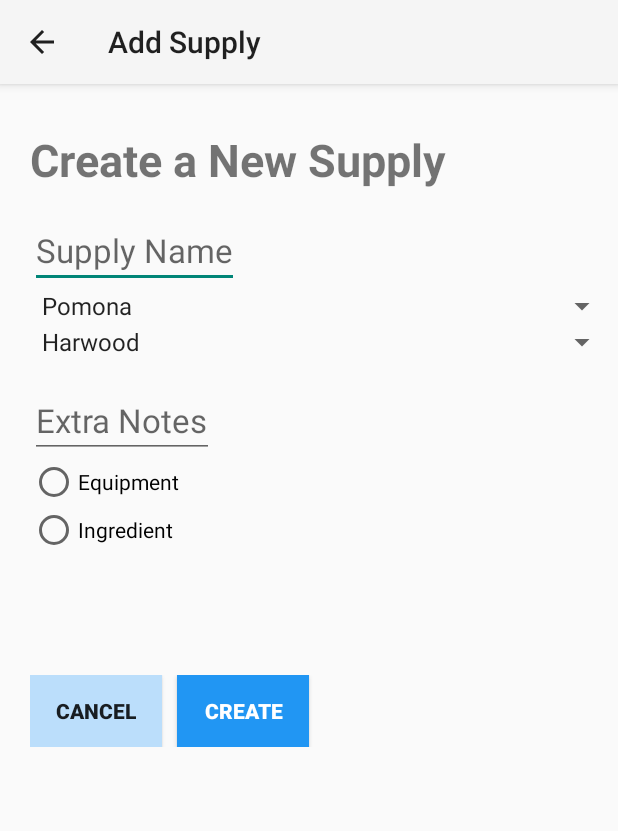
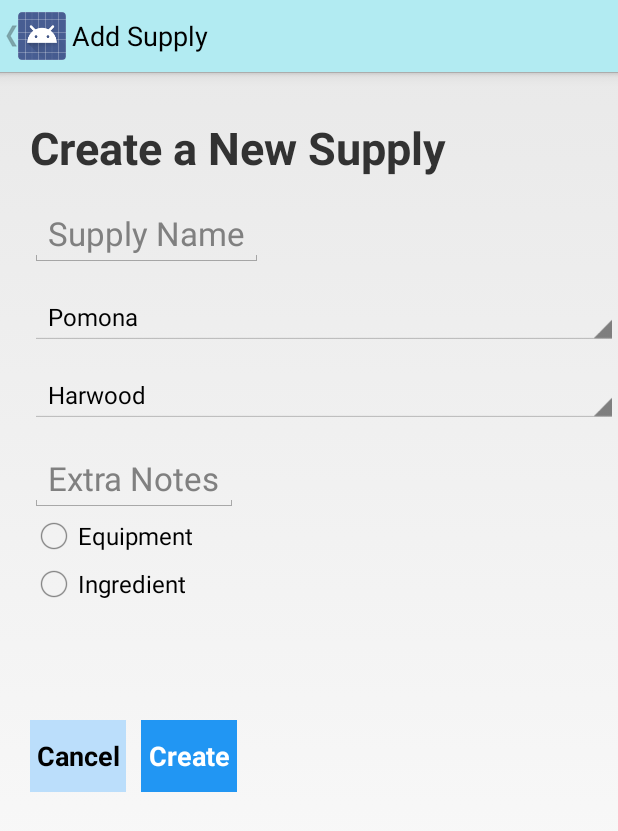
Before and after one commit to emireed/ASPC-Kitchen-App, an Android app: the AddSupplyActivity screen opened directly, with no data from a screen before it, on a phone screen of 412 x 824 dp. Shown: the top 831 px of the screen. Run offline under Robolectric (Android 15) with nearby library versions, the phone set to English and light mode, and no system bars; 2 statements that could not run were skipped.

Commit message:
Changed the Action Bar color and fixed the listview text error

```diff
--- a/app/src/main/res/layout/activity_add_supply.xml
+++ b/app/src/main/res/layout/activity_add_supply.xml
@@ -35,12 +35,14 @@
     <Spinner
         android:id="@+id/campus_spinner"
         android:layout_width="fill_parent"
-        android:layout_height="wrap_content" />
+        android:layout_height="wrap_content"
+        android:layout_marginTop="15dp"/>
 
     <Spinner
         android:id="@+id/kitchen_spinner"
         android:layout_width="fill_parent"
-        android:layout_height="wrap_content" />
+        android:layout_height="wrap_content"
+        android:layout_marginTop="15dp" />
 
     <EditText
         android:id="@+id/edit_notes"
--- a/app/src/main/res/layout/activity_kitchen.xml
+++ b/app/src/main/res/layout/activity_kitchen.xml
@@ -34,7 +34,7 @@
             android:background="#2196F3"
             android:layout_width="match_parent"
             android:layout_height="wrap_content"
-            android:text="@string/search"
+            android:text="@string/enter_item"
             android:onClick="addKitchenSupply"
             android:textSize="18sp"
             android:textColor="#ffffff"/>
--- a/app/src/main/res/layout/kitchen_list_item.xml
+++ b/app/src/main/res/layout/kitchen_list_item.xml
@@ -8,7 +8,7 @@
     <TextView
         android:id="@+id/kitchen_name"
         android:layout_width="wrap_content"
-        android:layout_height="18dp"
+        android:layout_height="wrap_content"
         android:layout_marginLeft="20dp"
         android:singleLine="true"
         android:text="Supply Name"
--- a/app/src/main/res/layout/row_searchlist.xml
+++ b/app/src/main/res/layout/row_searchlist.xml
@@ -9,7 +9,7 @@
     <TextView
         android:id="@+id/supply_name"
         android:layout_width="wrap_content"
-        android:layout_height="26dp"
+        android:layout_height="wrap_content"
         android:layout_marginLeft="20dp"
         android:singleLine="true"
         android:text="Supply Name"
@@ -20,7 +20,7 @@
     <TextView
         android:id="@+id/kitchen_name"
         android:layout_width="wrap_content"
-        android:layout_height="26dp"
+        android:layout_height="wrap_content"
         android:layout_marginLeft="20dp"
         android:singleLine="true"
         android:text="Kitchen Name"
--- a/app/src/main/res/layout/row_supplylist.xml
+++ b/app/src/main/res/layout/row_supplylist.xml
@@ -9,7 +9,7 @@
     <TextView
         android:id="@+id/supply_name"
         android:layout_width="wrap_content"
-        android:layout_height="26dp"
+        android:layout_height="wrap_content"
         android:layout_marginLeft="20dp"
         android:singleLine="true"
         android:text="Supply Name"
--- a/app/src/main/res/values-v21/styles.xml
+++ b/app/src/main/res/values-v21/styles.xml
@@ -1,5 +1,10 @@
 <?xml version="1.0" encoding="utf-8"?>
 <resources>
-    <style name="AppTheme" parent="android:Theme.Material.Light">
+    <style name="AppTheme" parent="@android:style/Theme.Holo.Light">
+        <item name="android:actionBarStyle">@style/MyActionBar</item>
+    </style>
+
+    <style name="MyActionBar" parent="@android:style/Widget.Holo.Light.ActionBar">
+        <item name="android:background">#B2EBF2</item>
     </style>
 </resources>
```
Also changed, not shown: 3 other files.
